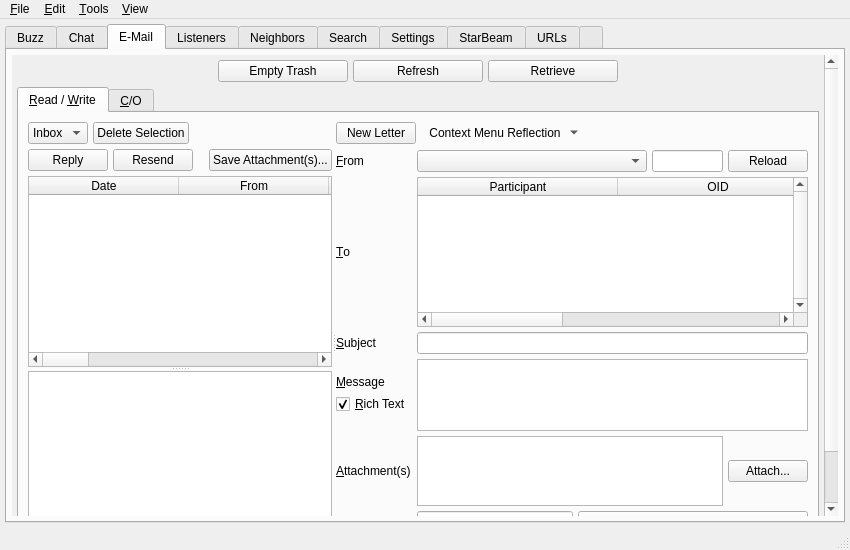
The window that branches/trunk/UI/spot-on-controlcenter.ui (textbrowser/spot-on) describes before a commit, drawn with Qt 5.
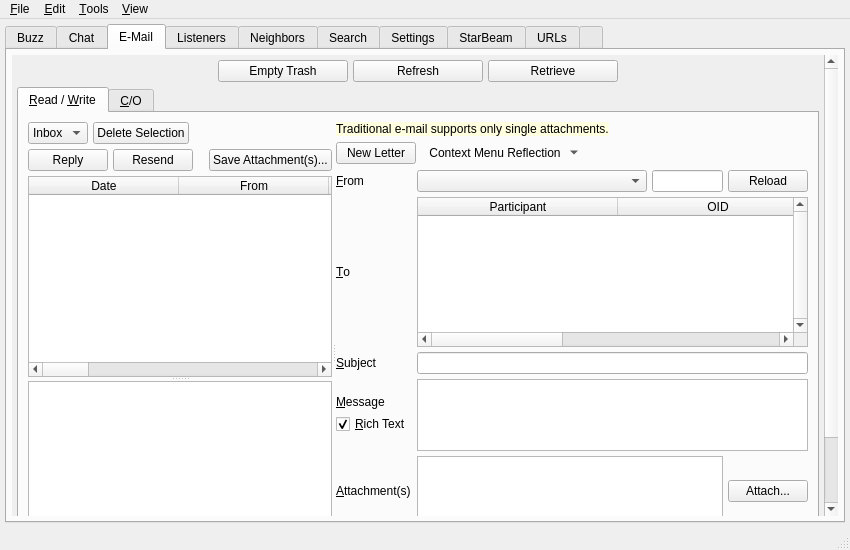
The same window after the commit. The open tabs and pages were chosen to show the change. Icons and pictures are not drawn. Custom widgets are drawn as their Qt base class.

Commit message: Informative e-mail label.

The edit to the form file:
```diff
--- a/branches/trunk/UI/spot-on-controlcenter.ui
+++ b/branches/trunk/UI/spot-on-controlcenter.ui
@@ -906,9 +906,9 @@
            <property name="geometry">
             <rect>
              <x>0</x>
-             <y>-179</y>
+             <y>0</y>
              <width>841</width>
-             <height>613</height>
+             <height>636</height>
             </rect>
            </property>
            <layout class="QVBoxLayout" name="verticalLayout_55">
@@ -1217,6 +1217,22 @@
                   </widget>
                   <widget class="QWidget" name="layoutWidget">
                    <layout class="QVBoxLayout" name="verticalLayout_29">
+                    <item>
+                     <widget class="QLabel" name="label_86">
+                      <property name="sizePolicy">
+                       <sizepolicy hsizetype="Maximum" vsizetype="Preferred">
+                        <horstretch>0</horstretch>
+                        <verstretch>0</verstretch>
+                       </sizepolicy>
+                      </property>
+                      <property name="styleSheet">
+                       <string notr="true">background-color: rgb(255, 255, 224);</string>
+                      </property>
+                      <property name="text">
+                       <string>Traditional e-mail supports only single attachments.</string>
+                      </property>
+                     </widget>
+                    </item>
                     <item>
                      <layout class="QHBoxLayout" name="horizontalLayout_20">
                       <item>
```
